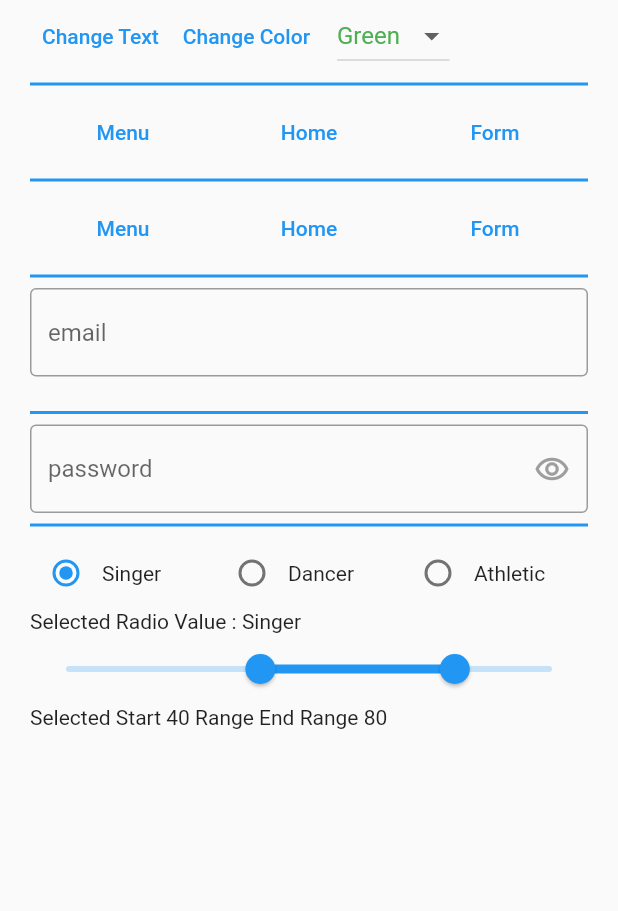
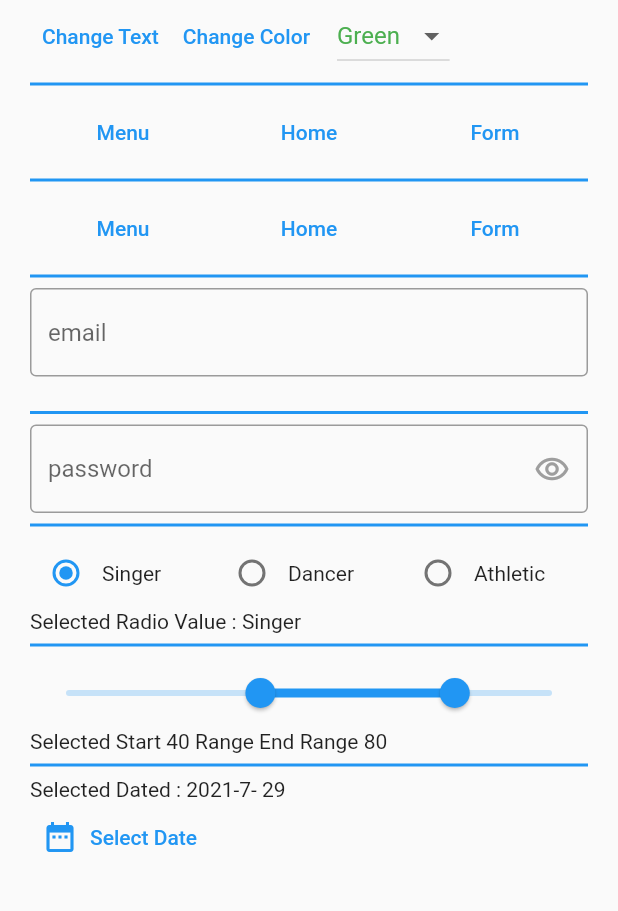
Before and after one commit to ishworpanta10/bloc_ui_state_management, a Flutter app: the HomePage screen opened directly, on a phone screen of 412 x 824 dp, the part 132-1043 px from its top. Run offline on Flutter 3.47's test engine with Material 2 defaults, Android fonts, the phone set to English and light mode, and no system bars; our stand-ins replace flutter_bloc; statements that could not run were skipped.

Commit message:
select date with bloc

```diff
--- a/lib/bloc/ui_state_management/color_change_bloc.dart
+++ b/lib/bloc/ui_state_management/color_change_bloc.dart
@@ -1,6 +1,7 @@
-import 'package:bloc_state_management/screens/homepage.dart';
 import 'package:flutter/material.dart';
 import 'package:flutter_bloc/flutter_bloc.dart';
+
+import '../../screens/homepage.dart';
 
 class ColorChangeBloc extends Bloc<ColorModel, ColorModel> {
   ColorChangeBloc() : super(ColorModel(color: Colors.black, index: 0));
--- /dev/null
+++ b/lib/bloc/ui_state_management/date_picker_bloc.dart
@@ -0,0 +1,12 @@
+import 'package:flutter_bloc/flutter_bloc.dart';
+
+class DatePickerBloc extends Bloc<DateTime?, DateTime> {
+  DatePickerBloc() : super(DateTime.now());
+
+  @override
+  Stream<DateTime> mapEventToState(DateTime? event) async* {
+    if (event != null) {
+      yield event;
+    }
+  }
+}
--- a/lib/screens/homepage.dart
+++ b/lib/screens/homepage.dart
@@ -1,18 +1,19 @@
-import 'package:bloc_state_management/bloc/ui_state_management/basic_toggle_bloc.dart';
-import 'package:bloc_state_management/bloc/ui_state_management/radio_button_toggle_bloc.dart';
-import 'package:bloc_state_management/bloc/ui_state_management/range_slide_bloc.dart';
-import 'package:bloc_state_management/models/range_slide_model.dart';
 import 'package:flutter/material.dart';
 import 'package:flutter_bloc/flutter_bloc.dart';
 
 import '../bloc/ui_state_management/basic_text_state_management_bloc.dart';
+import '../bloc/ui_state_management/basic_toggle_bloc.dart';
 import '../bloc/ui_state_management/change_form_decoration_bloc.dart';
 import '../bloc/ui_state_management/color_change_bloc.dart';
+import '../bloc/ui_state_management/date_picker_bloc.dart';
 import '../bloc/ui_state_management/dropdown_change_bloc.dart';
 import '../bloc/ui_state_management/get_form_string_data_bloc.dart';
+import '../bloc/ui_state_management/radio_button_toggle_bloc.dart';
+import '../bloc/ui_state_management/range_slide_bloc.dart';
 import '../bloc/ui_state_management/select_button_and_get_text_data_bloc.dart';
 import '../bloc/ui_state_management/select_button_bloc.dart';
 import '../models/button_model.dart';
+import '../models/range_slide_model.dart';
 import '../models/select_button_and_take_data_bloc_model.dart';
 import '../widgets/widgets.dart';
 
@@ -44,16 +45,16 @@ class HomePage extends StatelessWidget {
               builder: (context, textChangeState) {
                 return BlocBuilder<DropdownChangeBloc, String>(
                   builder: (context, state) {
-                    var color = Colors.black;
-                    if (state == "Green") {
-                      color = HomePage.colorList[0];
-                    } else if (state == "Blue") {
-                      color = HomePage.colorList[1];
-                    } else if (state == "Red") {
-                      color = HomePage.colorList[2];
-                    } else if (state == "Orange") {
-                      color = HomePage.colorList[3];
-                    }
+                    // var color = Colors.black;
+                    // if (state == "Green") {
+                    //   color = HomePage.colorList[0];
+                    // } else if (state == "Blue") {
+                    //   color = HomePage.colorList[1];
+                    // } else if (state == "Red") {
+                    //   color = HomePage.colorList[2];
+                    // } else if (state == "Orange") {
+                    //   color = HomePage.colorList[3];
+                    // }
                     return BlocBuilder<ColorChangeBloc, ColorModel>(
                       builder: (context, stateColor) {
                         return Text(
@@ -101,7 +102,7 @@ class HomePage extends StatelessWidget {
                     builder: (context, dropDownState) {
                       return DropdownButton<String>(
                         onChanged: (value) {
-                          print(value);
+                          // print(value);
                           BlocProvider.of<DropdownChangeBloc>(context).add(value!);
                         },
                         value: dropDownState,
@@ -138,14 +139,14 @@ class HomePage extends StatelessWidget {
                   final buttonModel = buttonModelList[index];
                   return BlocBuilder<SelectButtonBloc, int>(
                     builder: (context, buttonState) {
-                      print(buttonState);
+                      // print(buttonState);
                       return Expanded(
                         child: TextButton(
                           style: TextButton.styleFrom(
                             backgroundColor: index == buttonState ? Colors.greenAccent : null,
                           ),
                           onPressed: () {
-                            print(index);
+                            // print(index);
                             BlocProvider.of<SelectButtonBloc>(context).add(index);
                           },
                           child: Text(buttonModel.text),
@@ -176,8 +177,8 @@ class HomePage extends StatelessWidget {
                                 textData: buttonModel.text,
                               ),
                             );
-                            print("Selected Index : ${buttonState.position}");
-                            print("Selected Text : ${buttonState.textData}");
+                            // print("Selected Index : ${buttonState.position}");
+                            // print("Selected Text : ${buttonState.textData}");
                           },
                           child: Text(buttonModel.text),
                         ),
@@ -242,16 +243,16 @@ class HomePage extends StatelessWidget {
             //toggle radio tile with enum
             BlocBuilder<RadioButtonToggleBloc, RadioOptions>(
               builder: (context, radioToggleState) {
-                print("Toggle Radio Value $radioToggleState");
-                var toggleValue = "Singer";
-                if (radioToggleState == RadioOptions.Singer) {
-                  toggleValue = "Singer";
-                } else if (radioToggleState == RadioOptions.Dancer) {
-                  toggleValue = "Dancer";
-                } else if (radioToggleState == RadioOptions.Athletic) {
-                  toggleValue = "Athletic";
-                }
-                print("Toggle String Value $toggleValue");
+                // print("Toggle Radio Value $radioToggleState");
+                // var toggleValue = "Singer";
+                // if (radioToggleState == RadioOptions.Singer) {
+                //   toggleValue = "Singer";
+                // } else if (radioToggleState == RadioOptions.Dancer) {
+                //   toggleValue = "Dancer";
+                // } else if (radioToggleState == RadioOptions.Athletic) {
+                //   toggleValue = "Athletic";
+                // }
+                // print("Toggle String Value $toggleValue");
                 return Row(
                   children: [
                     Expanded(
@@ -320,6 +321,7 @@ class HomePage extends StatelessWidget {
                 return Text("Selected Radio Value : $toggleValue");
               },
             ),
+            divider,
             // range slider using bloc
             BlocBuilder<RangeSlideBloc, RangeSlideModel>(
               builder: (context, rangeSlideState) {
@@ -334,11 +336,39 @@ class HomePage extends StatelessWidget {
                 );
               },
             ),
-            //showing the seledted range
+            //showing the selected range
             BlocBuilder<RangeSlideBloc, RangeSlideModel>(
               builder: (context, rangeSlideState) {
                 return Text('Selected Start ${rangeSlideState.start.round()} Range End Range ${rangeSlideState.end.round()}');
               },
+            ),
+            divider,
+            //date selector using bloc
+            BlocBuilder<DatePickerBloc, DateTime>(
+              builder: (context, datePickerState) {
+                final formattedDate = "${datePickerState.year}-${datePickerState.month}- ${datePickerState.day}";
+
+                return Text("Selected Dated : $formattedDate");
+              },
+            ),
+            TextButton.icon(
+              onPressed: () async {
+                final selectedDate = await showDatePicker(
+                  context: context,
+                  initialDate: DateTime.now(),
+                  firstDate: DateTime(1990),
+                  lastDate: DateTime.now(),
+                  builder: (context, child) {
+                    return Theme(
+                      data: ThemeData.dark(),
+                      child: child ?? Container(),
+                    );
+                  },
+                );
+                BlocProvider.of<DatePickerBloc>(context).add(selectedDate);
+              },
+              icon: const Icon(Icons.date_range),
+              label: const Text('Select Date'),
             ),
           ],
         ),
--- a/lib/splash.dart
+++ b/lib/splash.dart
@@ -5,6 +5,7 @@ import 'bloc/ui_state_management/basic_text_state_management_bloc.dart';
 import 'bloc/ui_state_management/basic_toggle_bloc.dart';
 import 'bloc/ui_state_management/change_form_decoration_bloc.dart';
 import 'bloc/ui_state_management/color_change_bloc.dart';
+import 'bloc/ui_state_management/date_picker_bloc.dart';
 import 'bloc/ui_state_management/dropdown_change_bloc.dart';
 import 'bloc/ui_state_management/get_form_string_data_bloc.dart';
 import 'bloc/ui_state_management/radio_button_toggle_bloc.dart';
@@ -50,6 +51,9 @@ class SplashScreen extends StatelessWidget {
         BlocProvider(
           create: (_) => RangeSlideBloc(),
         ),
+        BlocProvider(
+          create: (_) => DatePickerBloc(),
+        ),
       ],
       child: MaterialApp(
         title: 'Bloc State Management Demo',
```
Also changed, not shown: 1 other file.
